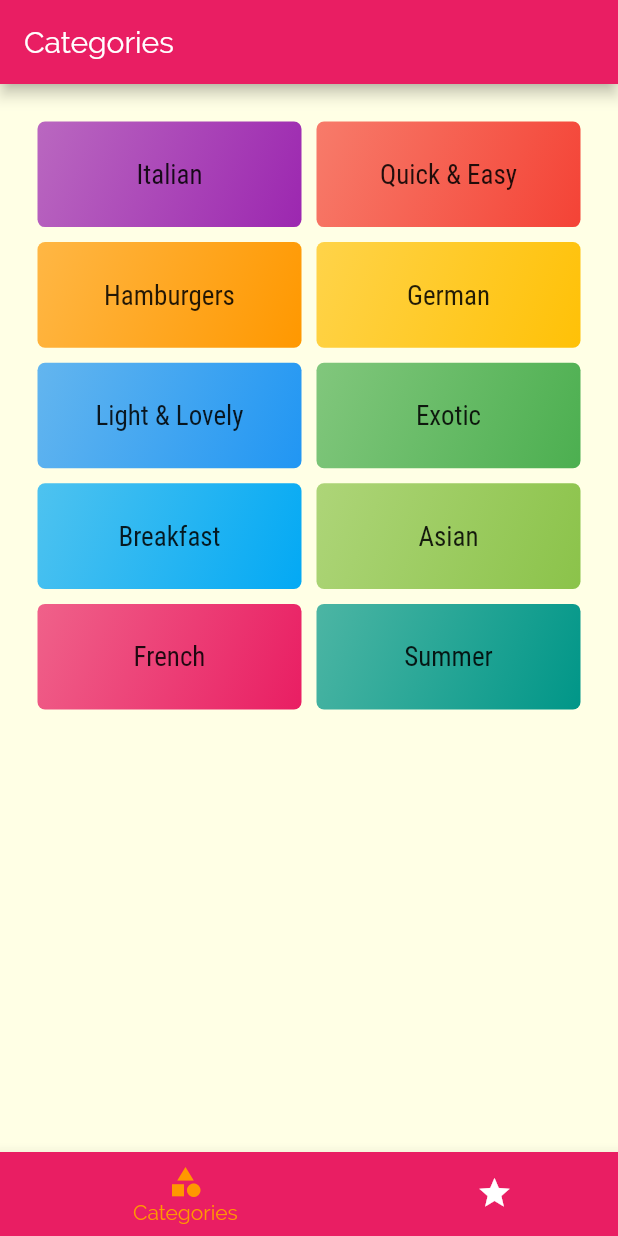
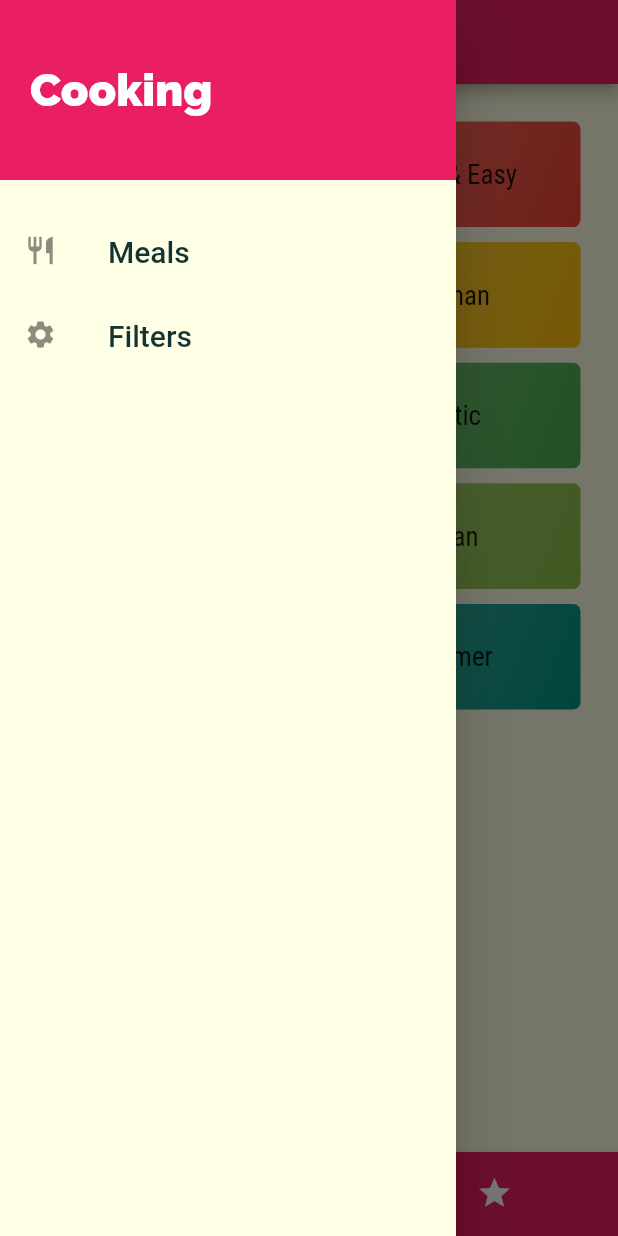
Before and after one commit to zohaib304/flutter_the_meals_app, a Flutter app: the screen it shows after launch, with the side drawer open (before the commit the screen has no drawer), on a phone screen of 412 x 824 dp. Run offline on Flutter 3.47's test engine with Material 2 defaults, Android fonts, the phone set to English and light mode, and no system bars; Roboto replaces fonts that are missing (RobotCondensed).

Commit message:
Adding a Custom Drawer

```diff
--- a/lib/screens/tabs_screen.dart
+++ b/lib/screens/tabs_screen.dart
@@ -2,6 +2,7 @@ import 'package:flutter/material.dart';
 
 import './categories_screen.dart';
 import './favorties_screen.dart';
+import '../widgets/main_drawer.dart';
 
 class TabsScreen extends StatefulWidget {
   @override
@@ -34,6 +35,7 @@ class _TabsScreenState extends State<TabsScreen> {
       appBar: AppBar(
         title: Text(_pages[_selectedPageIndex]['title']),
       ),
+      drawer: MainDrawer(),
       body: _pages[_selectedPageIndex]['page'],
       bottomNavigationBar: BottomNavigationBar(
         onTap: _selectPage,
--- /dev/null
+++ b/lib/widgets/main_drawer.dart
@@ -0,0 +1,49 @@
+import 'package:flutter/material.dart';
+
+class MainDrawer extends StatelessWidget {
+  Widget buildListTile(String title, IconData icon) {
+    return ListTile(
+      leading: Icon(
+        icon,
+        size: 22,
+      ),
+      title: Text(
+        title,
+        style: TextStyle(
+          fontFamily: 'RobotCondensed',
+          fontSize: 20,
+        ),
+      ),
+      onTap: () {},
+    );
+  }
+
+  @override
+  Widget build(BuildContext context) {
+    return Drawer(
+      child: Column(
+        children: <Widget>[
+          Container(
+            height: 120,
+            width: double.infinity,
+            padding: EdgeInsets.all(20),
+            alignment: Alignment.centerLeft,
+            color: Theme.of(context).primaryColor,
+            child: Text(
+              'Cooking',
+              style: TextStyle(
+                  fontWeight: FontWeight.w900,
+                  fontSize: 30,
+                  color: Colors.white),
+            ),
+          ),
+          SizedBox(
+            height: 20,
+          ),
+          buildListTile('Meals',Icons.restaurant),
+          buildListTile('Filters',Icons.settings),
+        ],
+      ),
+    );
+  }
+}
```
